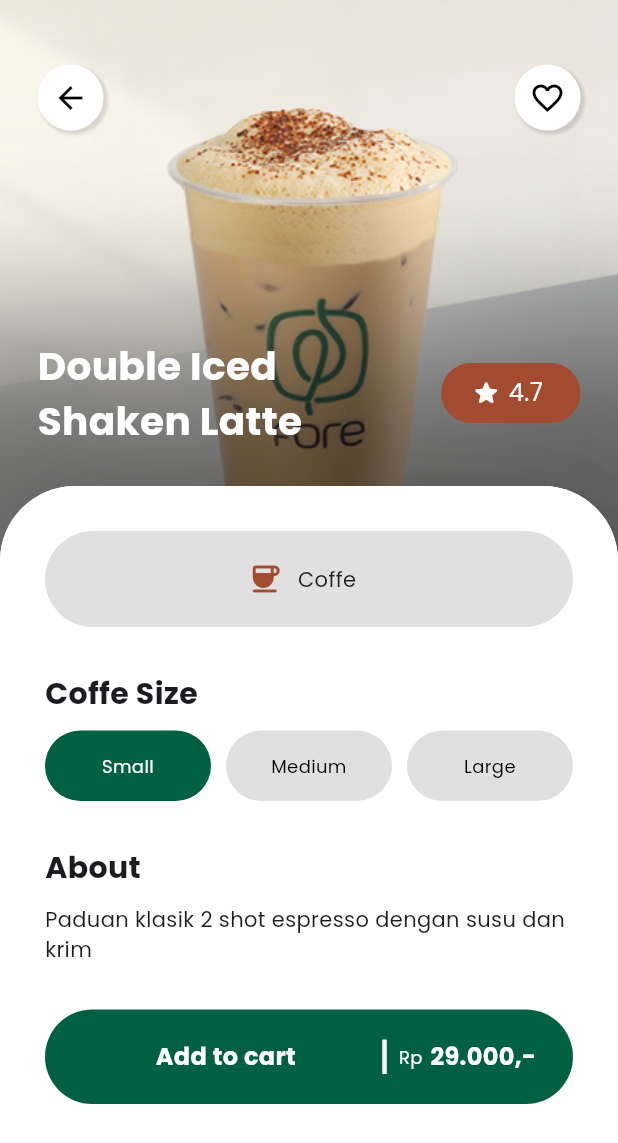
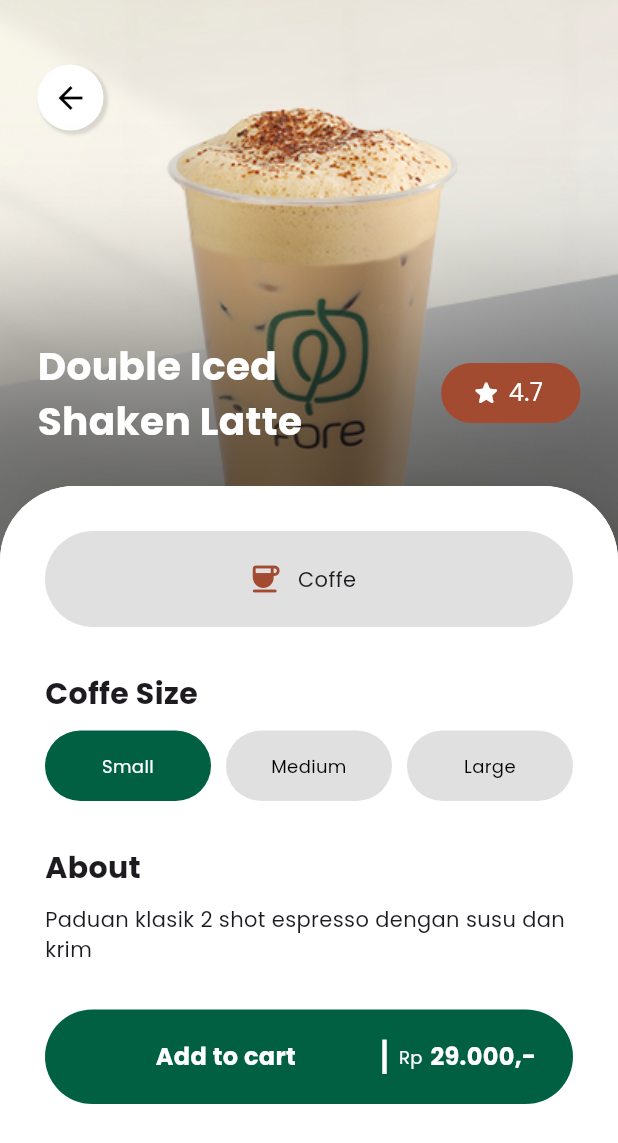
Before and after one commit to HalimTeguh/fore_coffe_shop, a Flutter app: the screen it shows after launch, after a tap on "Get Started", after a tap on "Double Iced Shaken Latte", on a phone screen of 412 x 824 dp. Shown: the top 1143 px of the screen. Run offline on Flutter 3.47's test engine with Material 3 defaults, Android fonts, the phone set to English and light mode, and no system bars; our stand-ins replace google_fonts.

Commit message:
fix: :bug: Delete button Favorite

```diff
--- a/lib/pages/detail_product.dart
+++ b/lib/pages/detail_product.dart
@@ -3,7 +3,6 @@ import 'dart:ui';
 import 'package:flutter/material.dart';
 import 'package:fore_coffe_shop/components/FormaterInteger.dart';
 import 'package:google_fonts/google_fonts.dart';
-import 'package:intl/intl.dart';
 
 import '../models/coffe.dart';
 
@@ -17,6 +16,10 @@ class DetailProduct extends StatefulWidget {
 
 class _DetailProductState extends State<DetailProduct> {
   FormaterInteger format = FormaterInteger();
+
+  int selectedSizeCoffe = 1;
+  List sizeCoffe = ['Small', 'Medium', 'Large'];
+  bool isFavorite = false;
 
   @override
   Widget build(BuildContext context) {
@@ -82,27 +85,6 @@ class _DetailProductState extends State<DetailProduct> {
                                   Icons.arrow_back_outlined,
                                   color: Colors.black,
                                 ),
-                              ),
-                            ),
-
-                            // Button Favorite
-                            Container(
-                              padding: EdgeInsets.all(10),
-                              decoration: BoxDecoration(
-                                color: Colors.white,
-                                shape: BoxShape.circle,
-                                boxShadow: [
-                                  BoxShadow(
-                                    color: Colors.black12,
-                                    offset: Offset(2, 2),
-                                    spreadRadius: 1,
-                                    blurRadius: 1,
-                                  ),
-                                ],
-                              ),
-                              child: Icon(
-                                Icons.favorite_outline,
-                                color: Colors.black,
                               ),
                             ),
                           ],
@@ -190,7 +172,7 @@ class _DetailProductState extends State<DetailProduct> {
                     ),
                   ),
 
-                  // Detail Productt Container
+                  // Detail Product Container
                   Container(
                     height: 500,
                     padding: EdgeInsets.all(30),
@@ -253,19 +235,30 @@ class _DetailProductState extends State<DetailProduct> {
                           mainAxisAlignment: MainAxisAlignment.spaceBetween,
                           children: [
                             Expanded(
+                              child: GestureDetector(
+                                onTap: () {
+                                  setState(() {
+                                    selectedSizeCoffe = 1;
+                                  });
+                                },
                                 child: Container(
                                   padding: EdgeInsets.symmetric(
                                       horizontal: 30, vertical: 15),
                                   decoration: BoxDecoration(
-                                    color: Color(0xff006041),
+                                      color: (selectedSizeCoffe == 1)
+                                          ? Color(0xff006041)
+                                          : Colors.black12,
                                       borderRadius: BorderRadius.circular(40)),
                                   child: Text(
                                     "Small",
                                     style: GoogleFonts.poppins(
                                       fontSize: 12,
-                                    color: Colors.white,
+                                      color: (selectedSizeCoffe == 1)
+                                          ? Colors.white
+                                          : Colors.black,
                                     ),
                                     textAlign: TextAlign.center,
+                                  ),
                                 ),
                               ),
                             ),
@@ -273,19 +266,30 @@ class _DetailProductState extends State<DetailProduct> {
                               width: 10,
                             ),
                             Expanded(
+                              child: GestureDetector(
+                                onTap: () {
+                                  setState(() {
+                                    selectedSizeCoffe = 2;
+                                  });
+                                },
                                 child: Container(
                                   padding: EdgeInsets.symmetric(
                                       horizontal: 30, vertical: 15),
                                   decoration: BoxDecoration(
-                                    color: Colors.black12,
+                                      color: (selectedSizeCoffe == 2)
+                                          ? Color(0xff006041)
+                                          : Colors.black12,
                                       borderRadius: BorderRadius.circular(40)),
                                   child: Text(
                                     "Medium",
                                     style: GoogleFonts.poppins(
                                       fontSize: 12,
-                                    color: Colors.black,
+                                      color: (selectedSizeCoffe == 2)
+                                          ? Colors.white
+                                          : Colors.black,
                                     ),
                                     textAlign: TextAlign.center,
+                                  ),
                                 ),
                               ),
                             ),
@@ -293,19 +297,30 @@ class _DetailProductState extends State<DetailProduct> {
                               width: 10,
                             ),
                             Expanded(
+                              child: GestureDetector(
+                                onTap: () {
+                                  setState(() {
+                                    selectedSizeCoffe = 3;
+                                  });
+                                },
                                 child: Container(
                                   padding: EdgeInsets.symmetric(
                                       horizontal: 30, vertical: 15),
                                   decoration: BoxDecoration(
-                                    color: Colors.black12,
+                                      color: (selectedSizeCoffe == 3)
+                                          ? Color(0xff006041)
+                                          : Colors.black12,
                                       borderRadius: BorderRadius.circular(40)),
                                   child: Text(
                                     "Large",
                                     style: GoogleFonts.poppins(
                                       fontSize: 12,
-                                    color: Colors.black,
+                                      color: (selectedSizeCoffe == 3)
+                                          ? Colors.white
+                                          : Colors.black,
                                     ),
                                     textAlign: TextAlign.center,
+                                  ),
                                 ),
                               ),
                             ),
```
Lines whose indentation alone changed are shown as unchanged.
